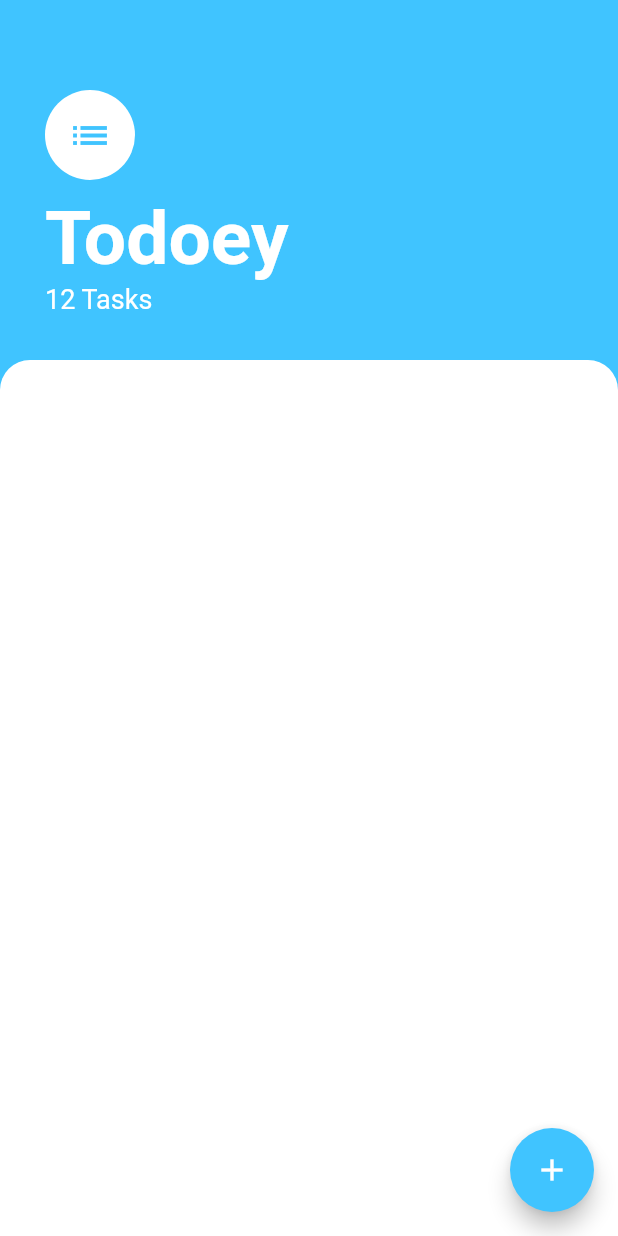
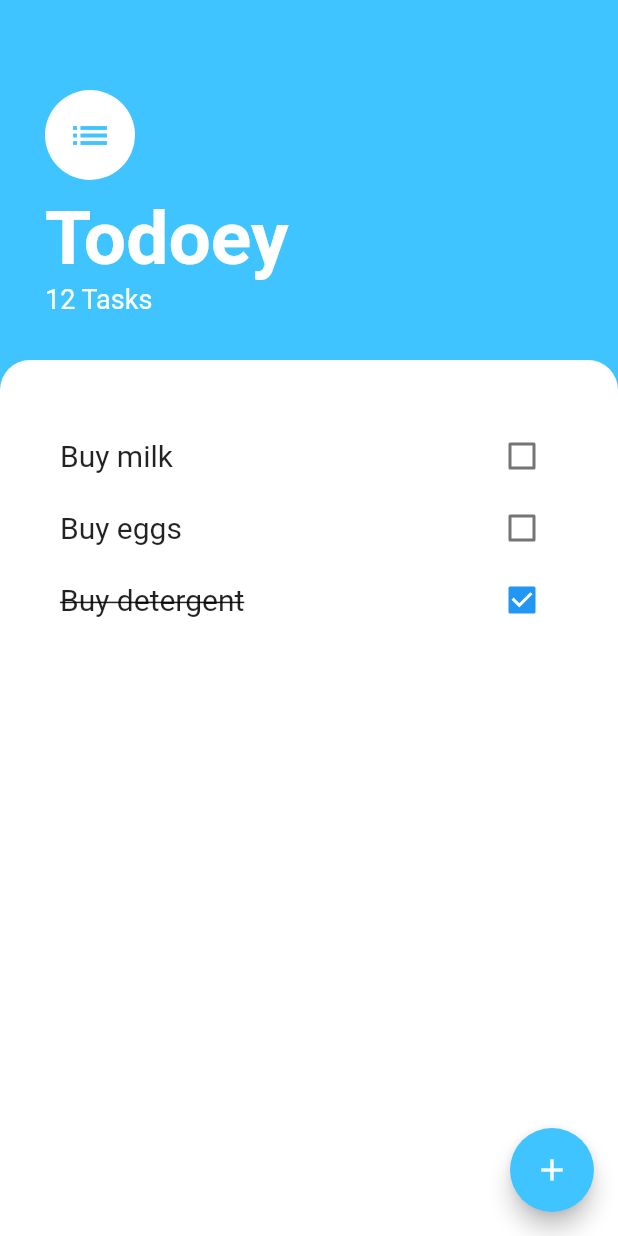
Before and after one commit to paxcodes/todoey, a Flutter app: the screen it shows after launch, on a phone screen of 412 x 824 dp. Run offline on Flutter 3.47's test engine with Material 2 defaults, Android fonts, the phone set to English and light mode, and no system bars.

Commit message:
Task List solution 1

```diff
--- a/lib/screens/tasks_screen.dart
+++ b/lib/screens/tasks_screen.dart
@@ -55,6 +55,63 @@ class TasksScreen extends StatelessWidget {
                   topRight: Radius.circular(20.0),
                 ),
               ),
+              child: ListView(
+                padding: EdgeInsets.all(40),
+                children: <Widget>[
+                  Row(
+                    children: <Widget>[
+                      Expanded(
+                        child: Text(
+                          "Buy milk",
+                          style: TextStyle(
+                            fontSize: 20,
+                          ),
+                        ),
+                      ),
+                      Checkbox(
+                          value: false,
+                          onChanged: (bool value) {
+                            print(value);
+                          }),
+                    ],
+                  ),
+                  Row(
+                    children: <Widget>[
+                      Expanded(
+                        child: Text(
+                          "Buy eggs",
+                          style: TextStyle(
+                            fontSize: 20,
+                          ),
+                        ),
+                      ),
+                      Checkbox(
+                          value: false,
+                          onChanged: (bool value) {
+                            print(value);
+                          }),
+                    ],
+                  ),
+                  Row(
+                    children: <Widget>[
+                      Expanded(
+                        child: Text(
+                          "Buy detergent",
+                          style: TextStyle(
+                            fontSize: 20,
+                            decoration: TextDecoration.lineThrough,
+                          ),
+                        ),
+                      ),
+                      Checkbox(
+                          value: true,
+                          onChanged: (bool value) {
+                            print(value);
+                          }),
+                    ],
+                  )
+                ],
+              ),
             ),
           )
         ],
```
